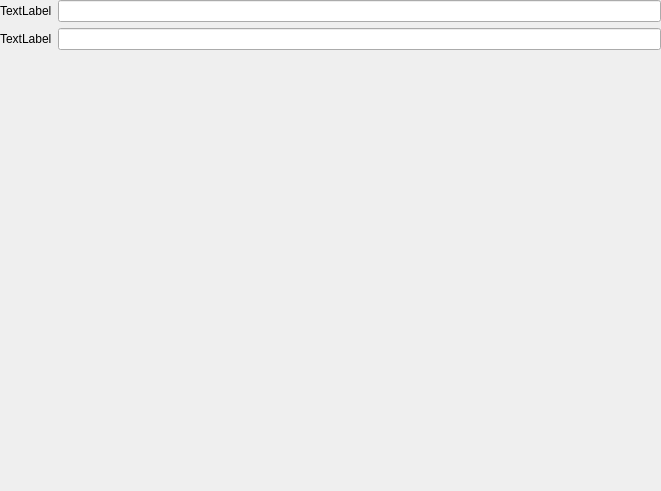
Above: src/templates/quiz/quizeditor.ui from BuildmLearn/BuildmLearn-Toolkit before the change. Below: the same form after it.
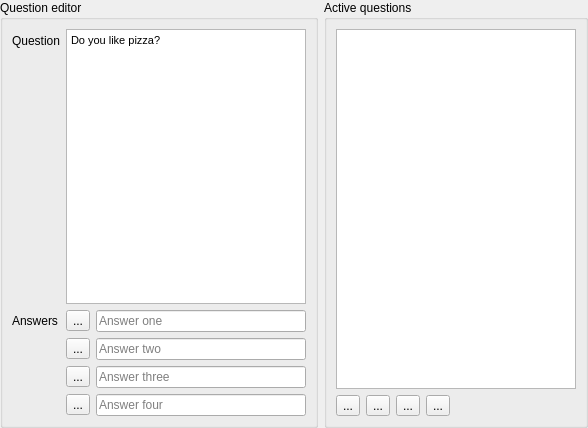
That is the form after the change. Custom widgets are drawn as their Qt base class.

```diff
--- a/src/templates/quiz/quizeditor.ui
+++ b/src/templates/quiz/quizeditor.ui
@@ -6,14 +6,14 @@
    <rect>
     <x>0</x>
     <y>0</y>
-    <width>661</width>
-    <height>491</height>
+    <width>588</width>
+    <height>428</height>
    </rect>
   </property>
   <property name="windowTitle">
    <string>Form</string>
   </property>
-  <layout class="QFormLayout" name="formLayout">
+  <layout class="QGridLayout" name="gridLayout">
    <property name="leftMargin">
     <number>0</number>
    </property>
@@ -27,27 +27,189 @@
     <number>0</number>
    </property>
    <item row="0" column="0">
-    <widget class="QLabel" name="label">
-     <property name="text">
-      <string>TextLabel</string>
+    <widget class="QGroupBox" name="groupBox">
+     <property name="title">
+      <string>Question editor</string>
      </property>
+     <layout class="QFormLayout" name="formLayout">
+      <item row="0" column="0">
+       <widget class="QLabel" name="label">
+        <property name="text">
+         <string>Question</string>
+        </property>
+       </widget>
+      </item>
+      <item row="0" column="1">
+       <widget class="QTextEdit" name="textEdit">
+        <property name="sizePolicy">
+         <sizepolicy hsizetype="Expanding" vsizetype="Expanding">
+          <horstretch>1</horstretch>
+          <verstretch>1</verstretch>
+         </sizepolicy>
+        </property>
+        <property name="html">
+         <string>&lt;!DOCTYPE HTML PUBLIC &quot;-//W3C//DTD HTML 4.0//EN&quot; &quot;http://www.w3.org/TR/REC-html40/strict.dtd&quot;&gt;
+&lt;html&gt;&lt;head&gt;&lt;meta name=&quot;qrichtext&quot; content=&quot;1&quot; /&gt;&lt;style type=&quot;text/css&quot;&gt;
+p, li { white-space: pre-wrap; }
+&lt;/style&gt;&lt;/head&gt;&lt;body style=&quot; font-family:'MS Shell Dlg 2'; font-size:8.25pt; font-weight:400; font-style:normal;&quot;&gt;
+&lt;p style=&quot; margin-top:0px; margin-bottom:0px; margin-left:0px; margin-right:0px; -qt-block-indent:0; text-indent:0px;&quot;&gt;&lt;span style=&quot; font-size:8pt;&quot;&gt;Do you like pizza?&lt;/span&gt;&lt;/p&gt;&lt;/body&gt;&lt;/html&gt;</string>
+        </property>
+       </widget>
+      </item>
+      <item row="1" column="0">
+       <widget class="QLabel" name="label_2">
+        <property name="text">
+         <string>Answers</string>
+        </property>
+       </widget>
+      </item>
+      <item row="1" column="1">
+       <layout class="QHBoxLayout" name="horizontalLayout">
+        <item>
+         <widget class="PlainToolButton" name="m_btnAnswerOne">
+          <property name="text">
+           <string>...</string>
+          </property>
+         </widget>
+        </item>
+        <item>
+         <widget class="QLineEdit" name="lineEdit">
+          <property name="placeholderText">
+           <string>Answer one</string>
+          </property>
+         </widget>
+        </item>
+       </layout>
+      </item>
+      <item row="2" column="1">
+       <layout class="QHBoxLayout" name="horizontalLayout_2">
+        <item>
+         <widget class="PlainToolButton" name="m_btnAnswerTwo">
+          <property name="text">
+           <string>...</string>
+          </property>
+         </widget>
+        </item>
+        <item>
+         <widget class="QLineEdit" name="lineEdit_2">
+          <property name="placeholderText">
+           <string>Answer two</string>
+          </property>
+         </widget>
+        </item>
+       </layout>
+      </item>
+      <item row="3" column="1">
+       <layout class="QHBoxLayout" name="horizontalLayout_3">
+        <item>
+         <widget class="PlainToolButton" name="m_btnAnswerThree">
+          <property name="text">
+           <string>...</string>
+          </property>
+         </widget>
+        </item>
+        <item>
+         <widget class="QLineEdit" name="lineEdit_3">
+          <property name="placeholderText">
+           <string>Answer three</string>
+          </property>
+         </widget>
+        </item>
+       </layout>
+      </item>
+      <item row="4" column="1">
+       <layout class="QHBoxLayout" name="horizontalLayout_4">
+        <item>
+         <widget class="PlainToolButton" name="m_btnAnswerFour">
+          <property name="text">
+           <string>...</string>
+          </property>
+         </widget>
+        </item>
+        <item>
+         <widget class="QLineEdit" name="lineEdit_4">
+          <property name="placeholderText">
+           <string>Answer four</string>
+          </property>
+         </widget>
+        </item>
+       </layout>
+      </item>
+     </layout>
     </widget>
    </item>
    <item row="0" column="1">
-    <widget class="QLineEdit" name="lineEdit"/>
-   </item>
-   <item row="1" column="0">
-    <widget class="QLabel" name="label_2">
-     <property name="text">
-      <string>TextLabel</string>
+    <widget class="QGroupBox" name="groupBox_2">
+     <property name="title">
+      <string>Active questions</string>
      </property>
+     <layout class="QGridLayout" name="gridLayout_2">
+      <item row="1" column="0">
+       <widget class="PlainToolButton" name="m_btnQuestionAdd">
+        <property name="text">
+         <string>...</string>
+        </property>
+       </widget>
+      </item>
+      <item row="1" column="3">
+       <widget class="PlainToolButton" name="m_btnQuestionDown">
+        <property name="text">
+         <string>...</string>
+        </property>
+       </widget>
+      </item>
+      <item row="1" column="1">
+       <widget class="PlainToolButton" name="m_btnQuestionRemove">
+        <property name="text">
+         <string>...</string>
+        </property>
+       </widget>
+      </item>
+      <item row="1" column="2">
+       <widget class="PlainToolButton" name="m_btnQuestionUp">
+        <property name="text">
+         <string>...</string>
+        </property>
+       </widget>
+      </item>
+      <item row="1" column="4">
+       <spacer name="horizontalSpacer">
+        <property name="orientation">
+         <enum>Qt::Horizontal</enum>
+        </property>
+        <property name="sizeHint" stdset="0">
+         <size>
+          <width>40</width>
+          <height>20</height>
+         </size>
+        </property>
+       </spacer>
+      </item>
+      <item row="0" column="0" colspan="5">
+       <widget class="QListWidget" name="listWidget">
+        <property name="sizePolicy">
+         <sizepolicy hsizetype="Expanding" vsizetype="Expanding">
+          <horstretch>1</horstretch>
+          <verstretch>0</verstretch>
+         </sizepolicy>
+        </property>
+        <property name="toolTip">
+         <string>This list contains already added questions.</string>
+        </property>
+       </widget>
+      </item>
+     </layout>
     </widget>
    </item>
-   <item row="1" column="1">
-    <widget class="QLineEdit" name="lineEdit_2"/>
-   </item>
   </layout>
  </widget>
+ <customwidgets>
+  <customwidget>
+   <class>PlainToolButton</class>
+   <extends>QToolButton</extends>
+   <header>plaintoolbutton.h</header>
+  </customwidget>
+ </customwidgets>
  <resources/>
  <connections/>
 </ui>
```
